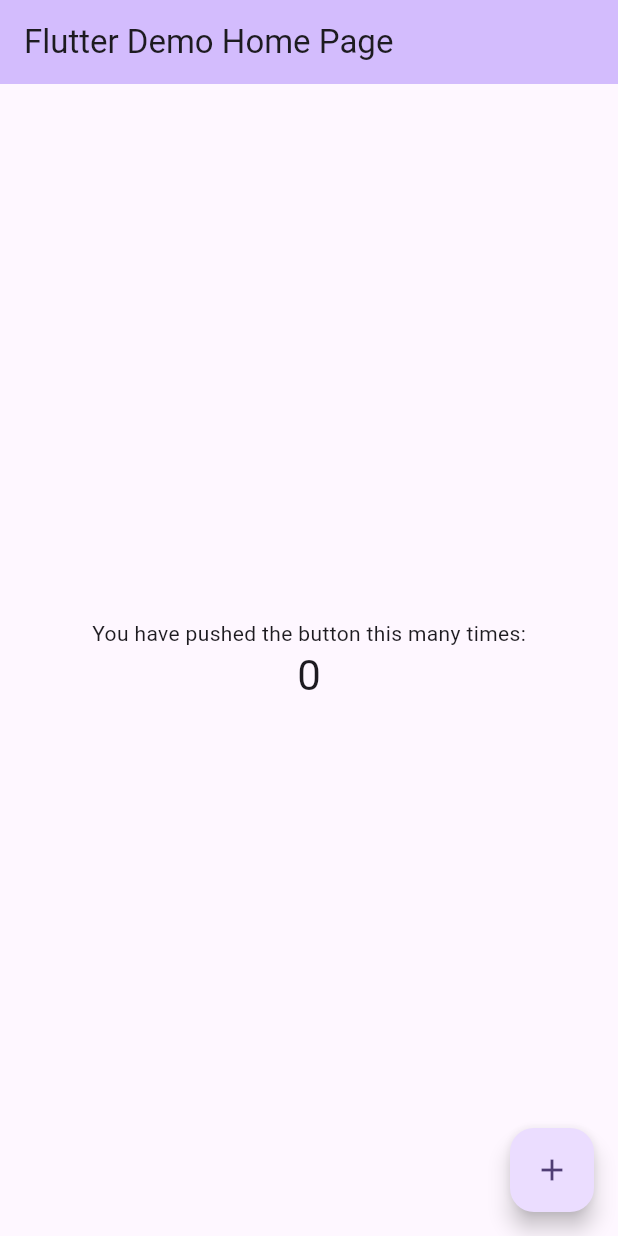
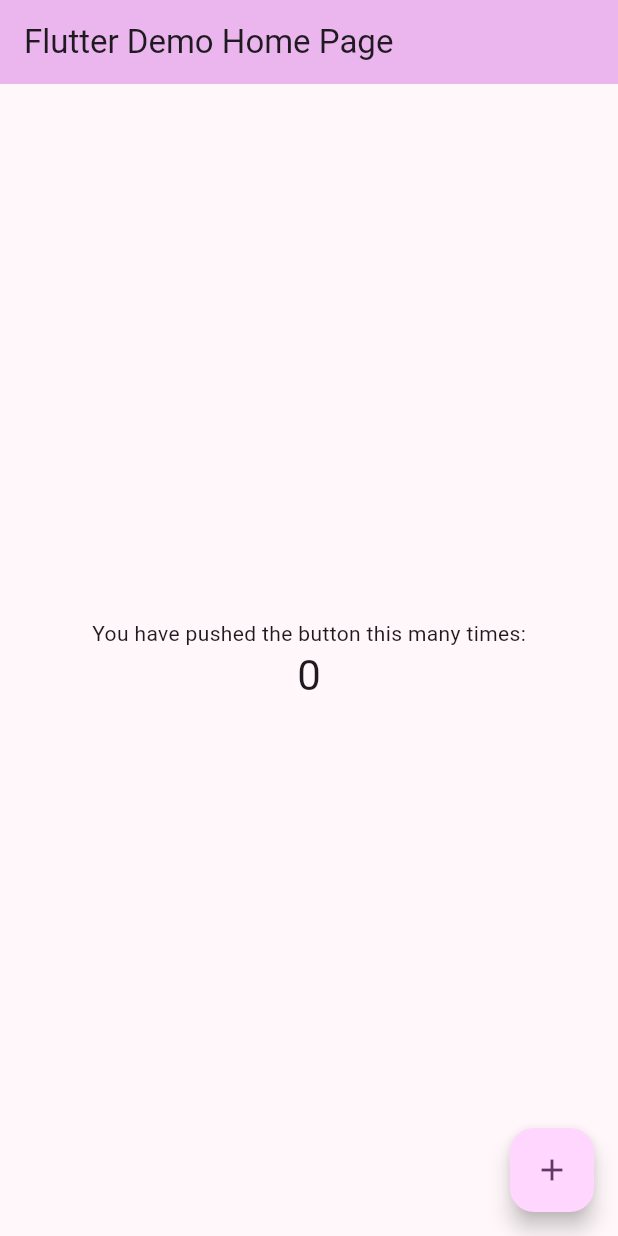
Before and after one commit to zainabsirajo50/digital_pet_app, a Flutter app: the screen it shows after launch, on a phone screen of 412 x 824 dp. Run offline on Flutter 3.47's test engine with Material 3 defaults, Android fonts, the phone set to English and light mode, and no system bars.

Commit message:
changed color

```diff
--- a/lib/main.dart
+++ b/lib/main.dart
@@ -28,7 +28,7 @@ class MyApp extends StatelessWidget {
         //
         // This works for code too, not just values: Most code changes can be
         // tested with just a hot reload.
-        colorScheme: ColorScheme.fromSeed(seedColor: Colors.deepPurple),
+        colorScheme: ColorScheme.fromSeed(seedColor: Colors.purple),
         useMaterial3: true,
       ),
       home: const MyHomePage(title: 'Flutter Demo Home Page'),
@@ -117,7 +117,7 @@ class _MyHomePageState extends State<MyHomePage> {
       ),
       floatingActionButton: FloatingActionButton(
         onPressed: _incrementCounter,
-        tooltip: 'Increment',
+        tooltip: 'Incrementttttt',
         child: const Icon(Icons.add),
       ), // This trailing comma makes auto-formatting nicer for build methods.
     );
```
